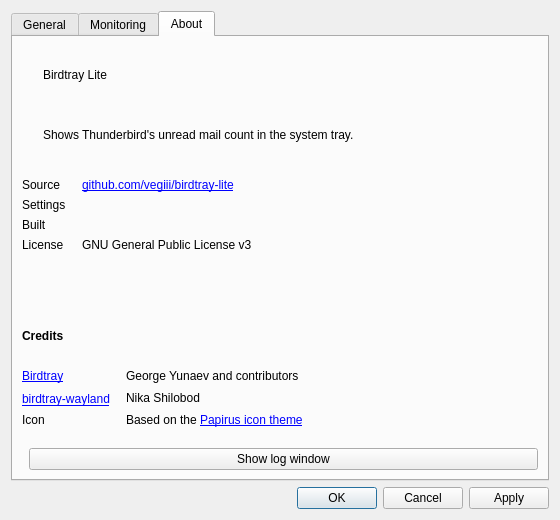
Qt form src/dialogsettings.ui (vegiii/birdtray-lite) before a commit.
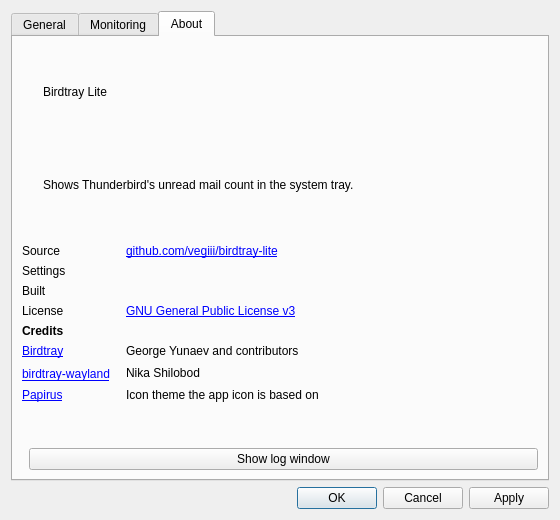
The same form after that commit. The open tabs and pages were chosen to show the change. Icons and pictures are not drawn. Custom widgets are drawn as their Qt base class.

Commit message:
Align the credits with the details on the About tab
Put the credits in the same grid as the details, link each project name
in the label column, and link the license.

Patch:
```diff
--- a/src/dialogsettings.ui
+++ b/src/dialogsettings.ui
@@ -354,36 +354,21 @@
          <item row="3" column="1">
           <widget class="QLabel" name="labelLicense">
            <property name="text">
-            <string>GNU General Public License v3</string>
+            <string>&lt;a href=&quot;https://www.gnu.org/licenses/gpl-3.0.html&quot;&gt;GNU General Public License v3&lt;/a&gt;</string>
+           </property>
+           <property name="openExternalLinks">
+            <bool>true</bool>
            </property>
           </widget>
          </item>
-        </layout>
-       </item>
-       <item>
-        <layout class="QVBoxLayout" name="layoutCredits">
-         <property name="spacing">
-          <number>6</number>
-         </property>
-         <item>
+         <item row="4" column="0" colspan="2">
           <widget class="QLabel" name="labelCreditsTitle">
            <property name="text">
             <string>&lt;b&gt;Credits&lt;/b&gt;</string>
            </property>
           </widget>
          </item>
-         <item>
-          <layout class="QFormLayout" name="layoutCreditsList">
-           <property name="labelAlignment">
-            <set>Qt::AlignmentFlag::AlignLeading|Qt::AlignmentFlag::AlignVCenter</set>
-           </property>
-           <property name="horizontalSpacing">
-            <number>16</number>
-           </property>
-           <property name="verticalSpacing">
-            <number>6</number>
-           </property>
-           <item row="0" column="0">
+         <item row="5" column="0">
             <widget class="QLabel" name="labelBirdtrayName">
              <property name="text">
               <string>&lt;a href=&quot;https://github.com/gyunaev/birdtray&quot;&gt;Birdtray&lt;/a&gt;</string>
@@ -393,14 +378,14 @@
              </property>
             </widget>
            </item>
-           <item row="0" column="1">
+         <item row="5" column="1">
             <widget class="QLabel" name="labelBirdtray">
              <property name="text">
               <string>George Yunaev and contributors</string>
              </property>
             </widget>
            </item>
-           <item row="1" column="0">
+         <item row="6" column="0">
             <widget class="QLabel" name="labelWaylandName">
              <property name="text">
               <string>&lt;a href=&quot;https://github.com/stark1tty/birdtray-wayland&quot;&gt;birdtray&amp;#8209;wayland&lt;/a&gt;</string>
@@ -410,31 +395,29 @@
              </property>
             </widget>
            </item>
-           <item row="1" column="1">
+         <item row="6" column="1">
             <widget class="QLabel" name="labelWayland">
              <property name="text">
               <string>Nika Shilobod</string>
              </property>
             </widget>
            </item>
-           <item row="2" column="0">
+         <item row="7" column="0">
             <widget class="QLabel" name="labelIconCreditName">
              <property name="text">
-              <string>Icon</string>
+            <string>&lt;a href=&quot;https://github.com/PapirusDevelopmentTeam/papirus-icon-theme&quot;&gt;Papirus&lt;/a&gt;</string>
+           </property>
+           <property name="openExternalLinks">
+            <bool>true</bool>
              </property>
             </widget>
            </item>
-           <item row="2" column="1">
+         <item row="7" column="1">
             <widget class="QLabel" name="labelIconCredit">
              <property name="text">
-              <string>Based on the &lt;a href=&quot;https://github.com/PapirusDevelopmentTeam/papirus-icon-theme&quot;&gt;Papirus icon theme&lt;/a&gt;</string>
-             </property>
-             <property name="openExternalLinks">
-              <bool>true</bool>
-             </property>
-            </widget>
-           </item>
-          </layout>
+            <string>Icon theme the app icon is based on</string>
+           </property>
+          </widget>
          </item>
         </layout>
        </item>
```
Lines whose indentation alone changed are shown as unchanged. The commit also changes 1 other file.
